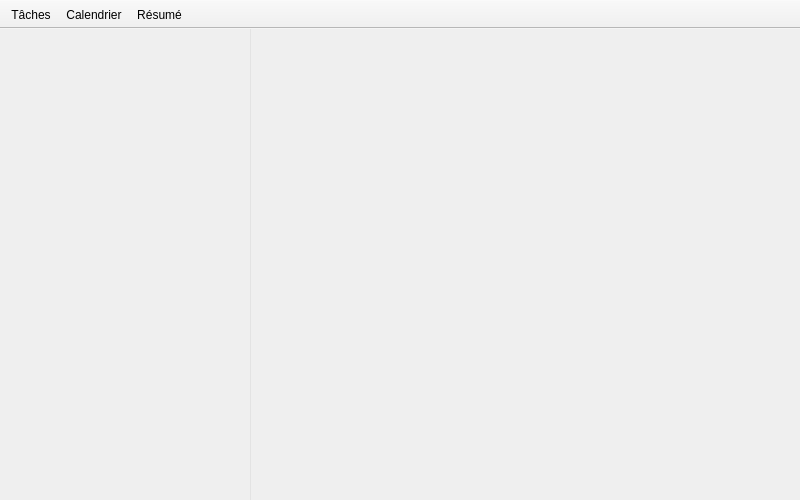
Above: Sources/ProAgenda/mainwindow.ui from paulnta/ProAgenda before the change. Below: the same form after it.
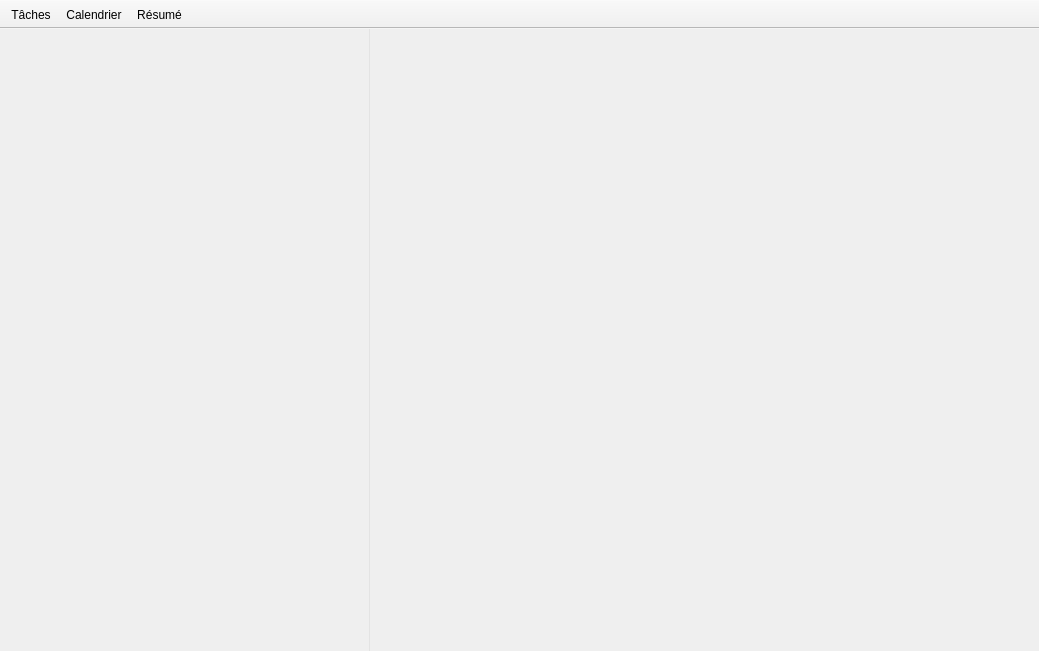
That is the form after the change. Icons and pictures are not drawn.

```diff
--- a/Sources/ProAgenda/mainwindow.ui
+++ b/Sources/ProAgenda/mainwindow.ui
@@ -9,8 +9,8 @@
    <rect>
     <x>0</x>
     <y>0</y>
-    <width>800</width>
-    <height>500</height>
+    <width>1039</width>
+    <height>651</height>
    </rect>
   </property>
   <property name="minimumSize">
```
Left out of the diff: 6 changed lines with no effect on the pictures.
